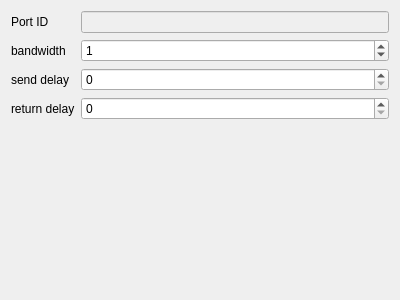
Old version of the form dialogs/portdatadialog.ui in the repository SammyEnigma/Soc-Performance-Evaluation.
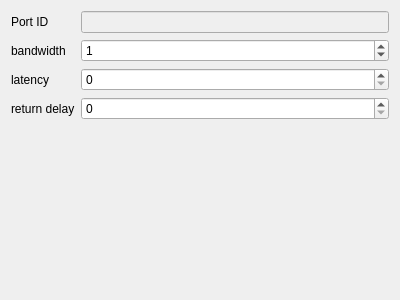
New version of the form.

Commit message: 添加port的latency

The edit to the form file:
```diff
--- a/dialogs/portdatadialog.ui
+++ b/dialogs/portdatadialog.ui
@@ -47,7 +47,7 @@
      <item row="2" column="0">
       <widget class="QLabel" name="label_3">
        <property name="text">
-        <string>send delay</string>
+        <string>latency</string>
        </property>
       </widget>
      </item>
```
Left out of the diff: 6 changed lines with no effect on the pictures. The commit also changes 3 other files.
